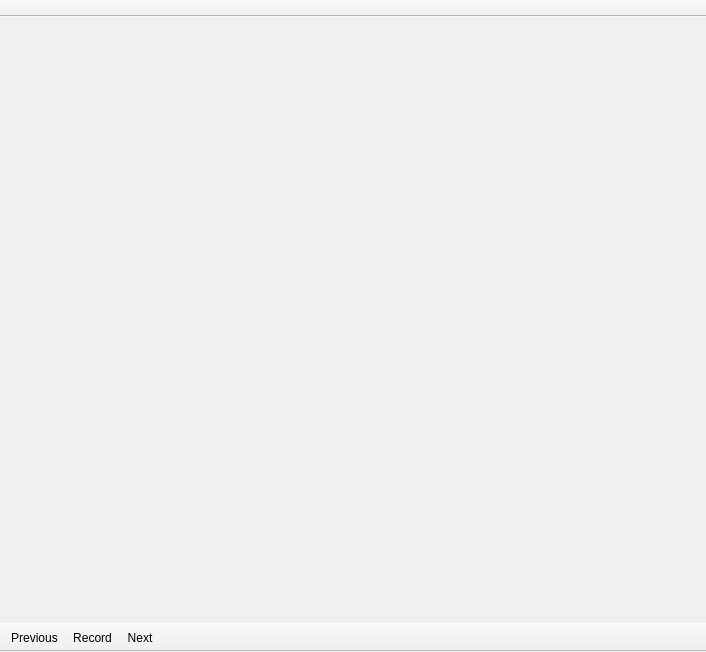
Before: the Qt Designer form src/widgets/main/ShowInfoTab.ui in ntadej/tano, drawn with Qt 5.
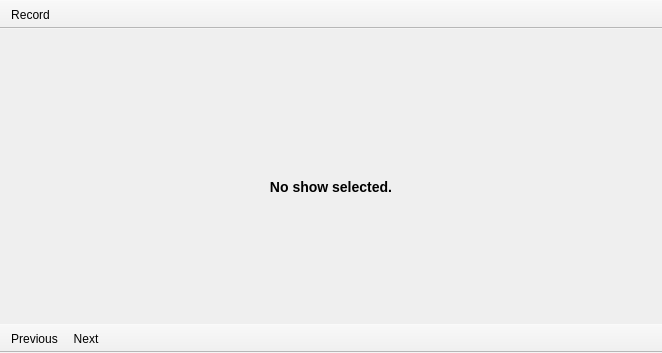
After: the same form once the commit is applied. The open tabs and pages were chosen to show the change. Icons and pictures are not drawn.

What changed in the file:
```diff
--- a/src/widgets/main/ShowInfoTab.ui
+++ b/src/widgets/main/ShowInfoTab.ui
@@ -6,8 +6,8 @@
    <rect>
     <x>0</x>
     <y>0</y>
-    <width>706</width>
-    <height>652</height>
+    <width>662</width>
+    <height>353</height>
    </rect>
   </property>
   <property name="minimumSize">
@@ -216,7 +216,59 @@
         </item>
        </layout>
       </widget>
-      <widget class="QWidget" name="empty"/>
+      <widget class="QWidget" name="empty">
+       <layout class="QVBoxLayout" name="verticalLayout_2">
+        <item>
+         <spacer name="verticalSpacer">
+          <property name="orientation">
+           <enum>Qt::Vertical</enum>
+          </property>
+          <property name="sizeHint" stdset="0">
+           <size>
+            <width>20</width>
+            <height>253</height>
+           </size>
+          </property>
+         </spacer>
+        </item>
+        <item>
+         <widget class="QLabel" name="labelEmptyLogo">
+          <property name="text">
+           <string/>
+          </property>
+          <property name="alignment">
+           <set>Qt::AlignCenter</set>
+          </property>
+         </widget>
+        </item>
+        <item>
+         <widget class="QLabel" name="labelEmpty">
+          <property name="text">
+           <string>&lt;h3&gt;No show selected.&lt;/h3&gt;</string>
+          </property>
+          <property name="alignment">
+           <set>Qt::AlignCenter</set>
+          </property>
+          <property name="wordWrap">
+           <bool>true</bool>
+          </property>
+         </widget>
+        </item>
+        <item>
+         <spacer name="verticalSpacer_2">
+          <property name="orientation">
+           <enum>Qt::Vertical</enum>
+          </property>
+          <property name="sizeHint" stdset="0">
+           <size>
+            <width>20</width>
+            <height>252</height>
+           </size>
+          </property>
+         </spacer>
+        </item>
+       </layout>
+      </widget>
      </widget>
     </item>
    </layout>
@@ -237,6 +289,7 @@
    <attribute name="toolBarBreak">
     <bool>false</bool>
    </attribute>
+   <addaction name="actionRecord"/>
   </widget>
   <widget class="QToolBar" name="toolBarBottom">
    <property name="windowTitle">
@@ -264,7 +317,6 @@
     <bool>false</bool>
    </attribute>
    <addaction name="actionPrevious"/>
-   <addaction name="actionRecord"/>
    <addaction name="actionNext"/>
   </widget>
   <action name="actionPrevious">
```
Left out of the diff: 41 changed lines with no effect on the pictures.
